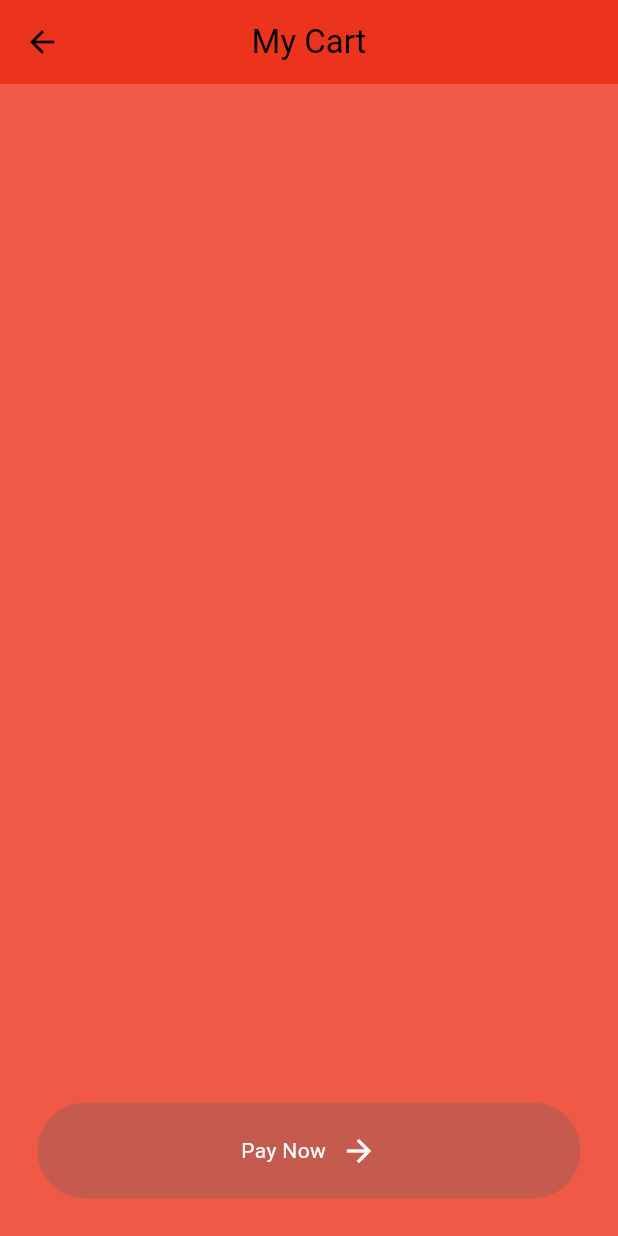
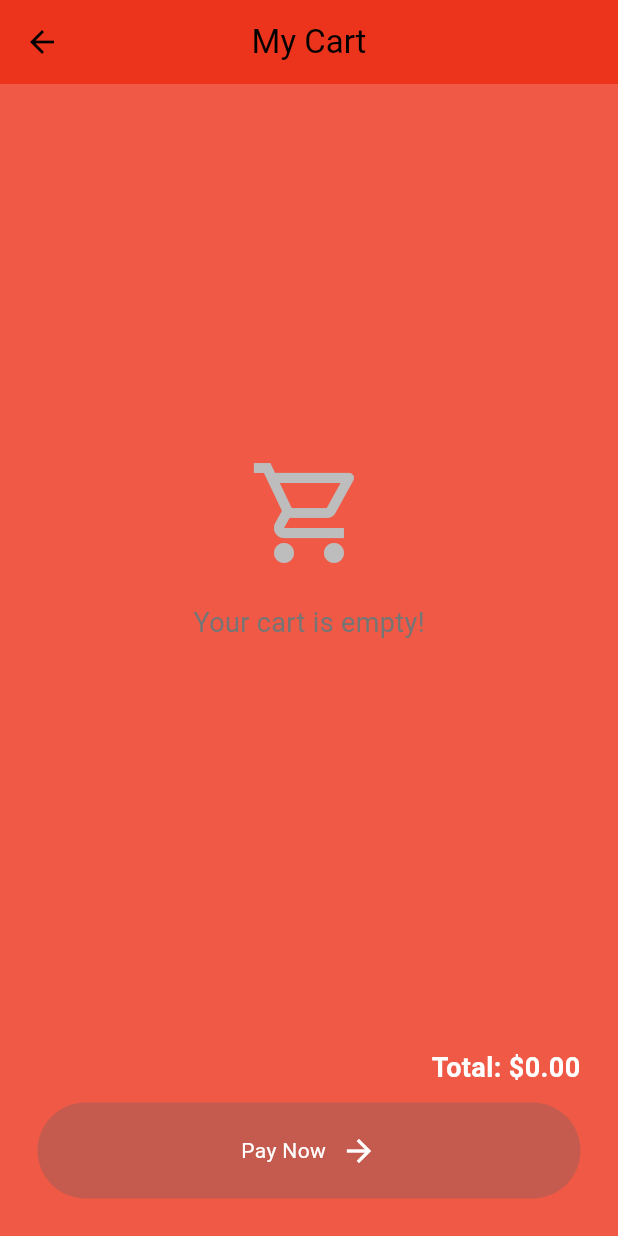
Before and after one commit to Thongngy/App, a Flutter app: the MenuPage screen opened by its route, after a tap on the "shopping cart" icon, on a phone screen of 412 x 824 dp. Run offline on Flutter 3.47's test engine with Material 3 defaults, Android fonts, the light colour scheme and no system bars; our stand-ins replace google_fonts.

Commit message:
Update code

```diff
--- a/lib/models/shop.dart
+++ b/lib/models/shop.dart
@@ -30,4 +30,9 @@ class Shop extends ChangeNotifier{
   }
 
   void clearCart() {}
+
+
+  double get totalPrice {
+  return cart.fold(0.0, (sum, food) => sum + double.parse(food.price));
 }
+}
--- a/lib/page/cart_page.dart
+++ b/lib/page/cart_page.dart
@@ -19,7 +19,8 @@ class CartPage extends StatelessWidget {
 
   @override
 Widget build(BuildContext context) {
-    return Consumer<Shop>(builder: (context, value, child)=>Scaffold(
+  return Consumer<Shop>(
+    builder: (context, value, child) => Scaffold(
       backgroundColor: primaryColor,
       appBar: AppBar(
         title: const Text("My Cart"),
@@ -30,37 +31,59 @@ class CartPage extends StatelessWidget {
       ),
       body: Column(
         children: [
-          //customer cart
+          // Customer cart
           Expanded(
-            child: ListView.builder(
+            child: value.cart.isEmpty
+                ? Center(
+                    child: Column(
+                      mainAxisAlignment: MainAxisAlignment.center,
+                      children: [
+                        Icon(
+                          Icons.shopping_cart_outlined,
+                          size: 80,
+                          color: Colors.grey.shade400,
+                        ),
+                        const SizedBox(height: 20),
+                        Text(
+                          'Your cart is empty!',
+                          style: TextStyle(
+                            fontSize: 18,
+                            color: Colors.grey.shade600,
+                          ),
+                        ),
+                      ],
+                    ),
+                  )
+                : ListView.builder(
                     itemCount: value.cart.length,
-              itemBuilder: (context, index){
-                //get food from cart
+                    itemBuilder: (context, index) {
+                      // Get food from cart
                       final Food food = value.cart[index];
-                //get food name
-                final String foodName = food.name;
-                //get food price
-                final String foodPrice = food.price;
-
-                //return list lite
+                      // Return list item
                       return Container(
-
-                  decoration: BoxDecoration(color: secondaryColor, borderRadius: BorderRadius.circular(80)),
-                  margin: const EdgeInsets.only(left: 20, top: 20, right: 20),
+                        decoration: BoxDecoration(
+                          color: secondaryColor,
+                          borderRadius: BorderRadius.circular(8),
+                        ),
+                        margin:
+                            const EdgeInsets.symmetric(vertical: 10, horizontal: 20),
                         child: ListTile(
                           title: Text(
-                      foodName,
-                      style: const TextStyle(color: Colors.white,
+                            food.name,
+                            style: const TextStyle(
+                              color: Colors.white,
                               fontWeight: FontWeight.bold,
                             ),
                           ),
-                    subtitle: Text(foodPrice,
+                          subtitle: Text(
+                            '\$${food.price}',
                             style: TextStyle(
                               color: Colors.grey[200],
                             ),
                           ),
                           trailing: IconButton(
-                      icon: Icon(Icons.delete,
+                            icon: Icon(
+                              Icons.delete,
                               color: Colors.grey[300],
                             ),
                             onPressed: () => removeFromCart(food, context),
@@ -70,24 +93,40 @@ class CartPage extends StatelessWidget {
                     },
                   ),
           ),
-            //Pay button
-
+          // Total Price and Pay Button
           Padding(
             padding: const EdgeInsets.all(25.0),
-              child: MyButton(text:
-              "Pay Now",
-              onTap: (){},
+            child: Column(
+              crossAxisAlignment: CrossAxisAlignment.stretch,
+              children: [
+                // Total Price
+                Text(
+                  'Total: \$${value.totalPrice.toStringAsFixed(2)}',
+                  textAlign: TextAlign.right,
+                  style: const TextStyle(
+                    fontSize: 18,
+                    fontWeight: FontWeight.bold,
+                    color: Colors.white,
                   ),
-            )
+                ),
+                const SizedBox(height: 10),
+                // Pay Button
+                MyButton(
+                  text: "Pay Now",
+                  onTap: () {
+                    // Implement payment logic
+                  },
+                ),
+              ],
+            ),
+          ),
         ],
       ),
     ),
   );
+}
 
 }
-}
-
-
 
 
 
--- a/lib/page/menu_page.dart
+++ b/lib/page/menu_page.dart
@@ -159,7 +159,12 @@ class _MenuPageState extends State<MenuPage> {
   }
 
   Widget _buildPopularFood() {
-    return Container(
+    return Padding(
+      padding: const EdgeInsets.all(8.0),
+      child: SingleChildScrollView(
+        child: Column(
+        children: [
+          Container(
             decoration: BoxDecoration(
               color: Colors.grey[100],
               borderRadius: BorderRadius.circular(20),
@@ -192,6 +197,45 @@ class _MenuPageState extends State<MenuPage> {
                 const Icon(Icons.favorite_outline, color: Colors.grey),
               ],
             ),
+          ),
+          Container(
+            decoration: BoxDecoration(
+              color: Colors.grey[100],
+              borderRadius: BorderRadius.circular(20),
+            ),
+            margin: const EdgeInsets.only(left: 25, right: 25, bottom: 25),
+            padding: const EdgeInsets.all(20),
+            child: Row(
+              mainAxisAlignment: MainAxisAlignment.spaceBetween,
+              children: [
+                Row(
+                  children: [
+                    Image.asset('lib/image/sushi2.png', height: 60),
+                    const SizedBox(width: 20),
+                    Column(
+                      crossAxisAlignment: CrossAxisAlignment.start,
+                      children: [
+                        Text(
+                          "Salmon Eggs",
+                          style: GoogleFonts.dmSerifDisplay(fontSize: 18),
+                        ),
+                        const SizedBox(height: 10),
+                        Text(
+                          '\$21.00',
+                          style: TextStyle(color: Colors.grey[700]),
+                        ),
+                      ],
+                    ),
+                  ],
+                ),
+                const Icon(Icons.favorite_outline, color: Colors.grey),
+              ],
+            ),
+          ),
+
+        ],
+      ),
+    ),
     );
   }
 }
```
Lines whose indentation alone changed are shown as unchanged.
